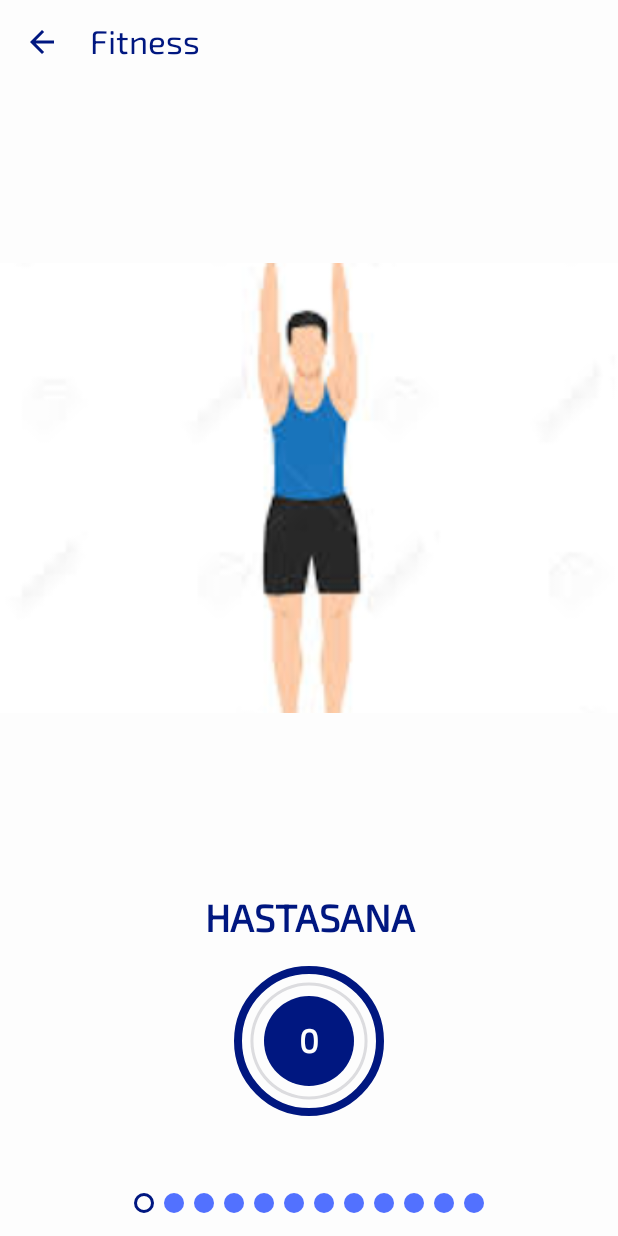
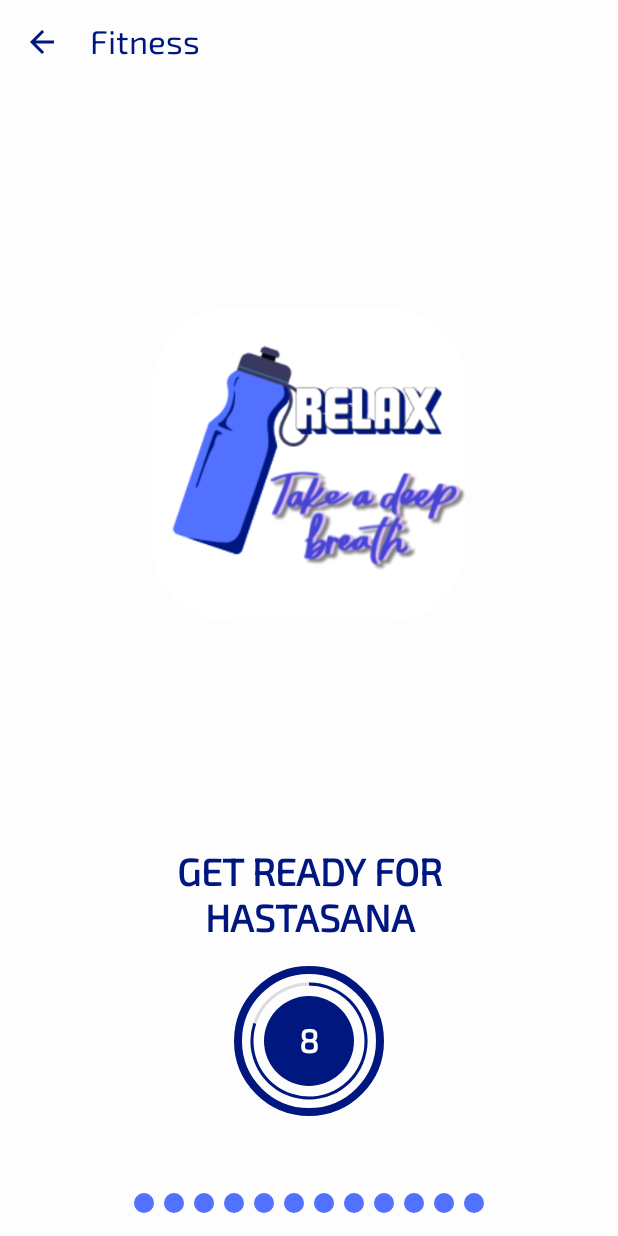
Before and after one commit to Vanshpanchal/Active-Track, an Android app: the ExerciseActivity screen opened directly, with no data from a screen before it, on a phone screen of 412 x 824 dp. Run offline under Robolectric (Android 15) with nearby library versions, the phone set to English and light mode, and no system bars.

Commit message:
Final 01

```diff
--- a/app/src/main/java/com/example/fitnessapp/Constantone.kt
+++ b/app/src/main/java/com/example/fitnessapp/Constantone.kt
@@ -4,7 +4,7 @@
     fun ExerciseList(): ArrayList<ExerciseModel> {
         val e_list = ArrayList<ExerciseModel>()
 
-        val pushUp = ExerciseModel(1, "HASTASANA", R.drawable.hastasana, false, false)
+        val pushUp = ExerciseModel(1, "HASTASANA", R.drawable.hastasana_one, false, false)
         e_list.add(pushUp)
 
         val plank = ExerciseModel(2, "UTTANASANA", R.drawable.uttanasana, false, false)
--- a/app/src/main/java/com/example/fitnessapp/ExerciseActivity.kt
+++ b/app/src/main/java/com/example/fitnessapp/ExerciseActivity.kt
@@ -21,7 +21,7 @@
 class ExerciseActivity : AppCompatActivity(), TextToSpeech.OnInitListener {
     private var restProgress = 0
     private var exerciseProgress = 0
-    private var restDuration: Long = 1 // Actual It was 10 , for debug it is change to 1
+    private var restDuration: Long = 10 // Actual It was 10 , for debug it is change to 1
     private var exerciseDuration: Long = 1
     private var exerciseTimerDuration: Int = 1
     private var restTimer: CountDownTimer? = null
@@ -58,9 +58,9 @@
         exerciseTimerDuration = 1
 
 
-        // Actual Initialization
-//        exerciseDuration = duration
-//        exerciseTimerDuration = duration.toInt()
+//         Actual Initialization
+        exerciseDuration = duration
+        exerciseTimerDuration = duration.toInt()
 
 
         sharedPreferences_1 = applicationContext.getSharedPreferences("selectAct", MODE_PRIVATE)
```
Also changed, not shown: app/src/main/res/drawable/hastasana_one.jpg (added).
